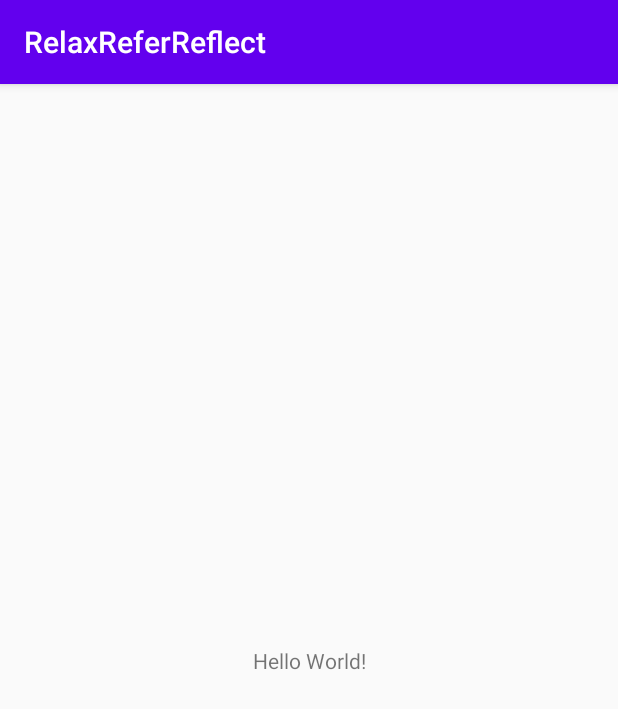
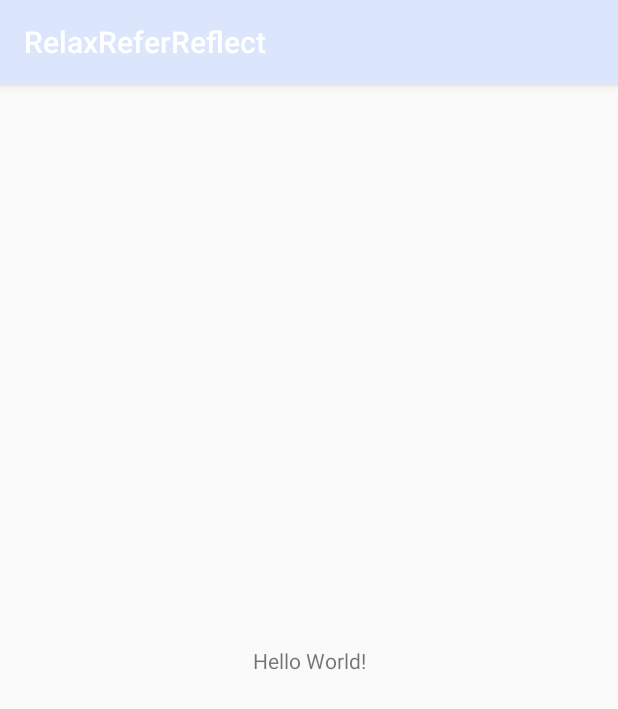
Before and after one commit to hamiltona21/RelaxReferReflect, an Android app: the screen it shows after launch (MainActivity), on a phone screen of 412 x 824 dp. Shown: the top 709 px of the screen. Run offline under Robolectric (Android 15) with nearby library versions, the phone set to English and light mode, and no system bars.

Commit message:
first commit

```diff
--- a/app/src/main/AndroidManifest.xml
+++ b/app/src/main/AndroidManifest.xml
@@ -9,6 +9,12 @@
         android:roundIcon="@mipmap/ic_launcher_round"
         android:supportsRtl="true"
         android:theme="@style/AppTheme">
+        <activity android:name=".SplashScreen" android:theme="@style/SplashTheme">
+            <intent-filter>
+                <action android:name="android.intent.action.MAIN"/>
+                <category android:name="android.intent.category.LAUNCHER"/>
+            </intent-filter>
+        </activity>
         <activity android:name=".MainActivity">
             <intent-filter>
                 <action android:name="android.intent.action.MAIN" />
--- /dev/null
+++ b/app/src/main/res/drawable/ic_launcher_foreground.xml
@@ -0,0 +1,16 @@
+<vector xmlns:android="http://schemas.android.com/apk/res/android"
+    android:width="108dp"
+    android:height="108dp"
+    android:viewportWidth="41.37931"
+    android:viewportHeight="41.37931"
+    android:tint="#FFFFFF">
+  <group android:translateX="8.689655"
+      android:translateY="8.689655">
+      <path
+          android:pathData="M8.55,12c-1.07,-0.71 -2.25,-1.27 -3.53,-1.61 1.28,0.34 2.46,0.9 3.53,1.61zM18.98,10.39c-1.29,0.34 -2.49,0.91 -3.57,1.64 1.08,-0.73 2.28,-1.3 3.57,-1.64z"
+          android:fillColor="#607D8B"/>
+      <path
+          android:fillColor="#FF000000"
+          android:pathData="M15.49,9.63c-0.18,-2.79 -1.31,-5.51 -3.43,-7.63 -2.14,2.14 -3.32,4.86 -3.55,7.63 1.28,0.68 2.46,1.56 3.49,2.63 1.03,-1.06 2.21,-1.94 3.49,-2.63zM8.99,12.28c-0.14,-0.1 -0.3,-0.19 -0.45,-0.29 0.15,0.11 0.31,0.19 0.45,0.29zM15.41,12.03c-0.13,0.09 -0.27,0.16 -0.4,0.26 0.13,-0.1 0.27,-0.17 0.4,-0.26zM12,15.45C9.85,12.17 6.18,10 2,10c0,5.32 3.36,9.82 8.03,11.49 0.63,0.23 1.29,0.4 1.97,0.51 0.68,-0.12 1.33,-0.29 1.97,-0.51C18.64,19.82 22,15.32 22,10c-4.18,0 -7.85,2.17 -10,5.45z"/>
+  </group>
+</vector>
--- /dev/null
+++ b/app/src/main/res/drawable/splashscreen.xml
@@ -0,0 +1,11 @@
+<?xml version="1.0" encoding="utf-8"?>
+<layer-list xmlns:android="http://schemas.android.com/apk/res/android">
+
+    <item
+        android:drawable="@color/colorPrimaryDark"/>
+
+    <item
+        android:gravity="center"
+        android:drawable="@mipmap/ic_launcher"/>
+
+</layer-list>
--- a/app/src/main/res/mipmap-anydpi-v26/ic_launcher.xml
+++ b/app/src/main/res/mipmap-anydpi-v26/ic_launcher.xml
@@ -1,5 +1,5 @@
 <?xml version="1.0" encoding="utf-8"?>
 <adaptive-icon xmlns:android="http://schemas.android.com/apk/res/android">
-    <background android:drawable="@drawable/ic_launcher_background" />
-    <foreground android:drawable="@drawable/ic_launcher_foreground" />
+    <background android:drawable="@color/ic_launcher_background"/>
+    <foreground android:drawable="@drawable/ic_launcher_foreground"/>
 </adaptive-icon>
--- a/app/src/main/res/mipmap-anydpi-v26/ic_launcher_round.xml
+++ b/app/src/main/res/mipmap-anydpi-v26/ic_launcher_round.xml
@@ -1,5 +1,5 @@
 <?xml version="1.0" encoding="utf-8"?>
 <adaptive-icon xmlns:android="http://schemas.android.com/apk/res/android">
-    <background android:drawable="@drawable/ic_launcher_background" />
-    <foreground android:drawable="@drawable/ic_launcher_foreground" />
+    <background android:drawable="@color/ic_launcher_background"/>
+    <foreground android:drawable="@drawable/ic_launcher_foreground"/>
 </adaptive-icon>
--- a/app/src/main/res/values/colors.xml
+++ b/app/src/main/res/values/colors.xml
@@ -1,6 +1,6 @@
 <?xml version="1.0" encoding="utf-8"?>
 <resources>
-    <color name="colorPrimary">#6200EE</color>
-    <color name="colorPrimaryDark">#3700B3</color>
-    <color name="colorAccent">#03DAC5</color>
+    <color name="colorPrimary">#dbe5fb</color>
+    <color name="colorPrimaryDark">#cbc9e1</color>
+    <color name="colorAccent">#f6f5ca</color>
 </resources>
--- /dev/null
+++ b/app/src/main/res/values/ic_launcher_background.xml
@@ -0,0 +1,4 @@
+<?xml version="1.0" encoding="utf-8"?>
+<resources>
+    <color name="ic_launcher_background">#F6D2B4</color>
+</resources>
--- a/app/src/main/res/values/styles.xml
+++ b/app/src/main/res/values/styles.xml
@@ -7,5 +7,9 @@
         <item name="colorPrimaryDark">@color/colorPrimaryDark</item>
         <item name="colorAccent">@color/colorAccent</item>
     </style>
+    <style name="SplashTheme" parent="Theme.AppCompat.NoActionBar">
+        <item name="android:windowBackground">@drawable/splashscreen</item>
+    </style>
+
 
 </resources>
```
Also changed, not shown: app/src/main/java/ashleyhamilton/honorsmobileapps/relaxreferreflect/SplashScreen.java (added, +22 -0 lines), app/src/main/ic_launcher-playstore.png (added), app/src/main/res/mipmap-hdpi/ic_launcher.png, app/src/main/res/mipmap-hdpi/ic_launcher_round.png, app/src/main/res/mipmap-mdpi/ic_launcher.png, app/src/main/res/mipmap-mdpi/ic_launcher_round.png, app/src/main/res/mipmap-xhdpi/ic_launcher.png, app/src/main/res/mipmap-xhdpi/ic_launcher_round.png, app/src/main/res/mipmap-xxhdpi/ic_launcher.png, app/src/main/res/mipmap-xxhdpi/ic_launcher_round.png, app/src/main/res/mipmap-xxxhdpi/ic_launcher.png, app/src/main/res/mipmap-xxxhdpi/ic_launcher_round.png.
